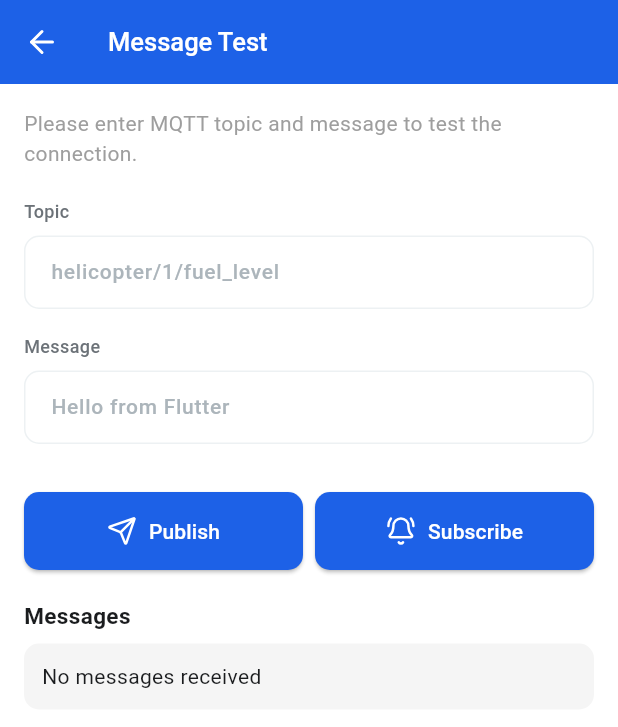
After one commit to aliyansajid/rotorsync-admin, a Flutter app: the MqttMessageScreen screen opened directly, after a tap on "Subscribe", on a phone screen of 412 x 824 dp. The commit adds this screen. Shown: the top 727 px of the screen. Run offline on Flutter 3.47's test engine with Material 3 defaults, Android fonts, the phone set to English and light mode, and no system bars; our stand-ins replace cloud_firestore, firebase_auth, firebase_core, flutter_dotenv, lucide_icons; missing offline and left inert: mqtt_client; accounts and stored records are empty.

Commit message:
MQTT connection testing screen to publish and subscribe to a topic

```diff
--- a/client/lib/controllers/mqtt_controller.dart
+++ b/client/lib/controllers/mqtt_controller.dart
@@ -8,11 +8,18 @@ class MqttController extends ChangeNotifier {
   final TextEditingController usernameController = TextEditingController();
   final TextEditingController passwordController = TextEditingController();
   final TextEditingController basePathController = TextEditingController();
+  final TextEditingController topicController = TextEditingController();
+  final TextEditingController messageController = TextEditingController();
 
   bool _isLoading = false;
   bool _fieldsDisabled = false;
   String connectionStatus = "Disconnected ❌";
   String _connectionType = 'tls';
+  bool _isPublishing = false;
+  bool _isSubscribing = false;
+
+  final ValueNotifier<String> messageNotifier =
+      ValueNotifier("No messages received");
 
   MqttController({required MQTTService mqttService})
       : _mqttService = mqttService {
@@ -22,6 +29,11 @@ class MqttController extends ChangeNotifier {
       _fieldsDisabled = _mqttService.isConnected;
       notifyListeners();
     };
+
+    _mqttService.onMessageReceived = (topic, message) {
+      messageNotifier.value = "[$topic]: $message";
+    };
+
     loadSavedCredentials();
   }
 
@@ -29,6 +41,8 @@ class MqttController extends ChangeNotifier {
   bool get fieldsDisabled => _fieldsDisabled;
   String get connectionType => _connectionType;
   bool get isConnected => _mqttService.isConnected;
+  bool get isPublishing => _isPublishing;
+  bool get isSubscribing => _isSubscribing;
 
   set connectionType(String type) {
     _connectionType = type;
@@ -112,4 +126,44 @@ class MqttController extends ChangeNotifier {
     connectionStatus = "Disconnected ❌";
     notifyListeners();
   }
+
+  Future<void> publishMessage() async {
+    if (topicController.text.isNotEmpty && messageController.text.isNotEmpty) {
+      _isPublishing = true;
+      notifyListeners();
+
+      await Future.delayed(const Duration(milliseconds: 500));
+      _mqttService.publishMessage(topicController.text, messageController.text);
+
+      _isPublishing = false;
+      notifyListeners();
+    }
+  }
+
+  Future<void> subscribeToTopic() async {
+    if (topicController.text.isNotEmpty) {
+      _isSubscribing = true;
+      notifyListeners();
+
+      await Future.delayed(const Duration(milliseconds: 500));
+      _mqttService.subscribeToTopic(topicController.text);
+
+      messageNotifier.value = "Subscribed to ${topicController.text}";
+      _isSubscribing = false;
+      notifyListeners();
+    }
+  }
+
+  @override
+  void dispose() {
+    brokerController.dispose();
+    portController.dispose();
+    usernameController.dispose();
+    passwordController.dispose();
+    basePathController.dispose();
+    topicController.dispose();
+    messageController.dispose();
+    messageNotifier.dispose();
+    super.dispose();
+  }
 }
--- /dev/null
+++ b/client/lib/screens/mqtt_message_screen.dart
@@ -0,0 +1,187 @@
+import 'package:flutter/material.dart';
+import 'package:lucide_icons/lucide_icons.dart';
+import 'package:rotorsync_admin/constants/colors.dart';
+import 'package:rotorsync_admin/widgets/custom_button.dart';
+import 'package:rotorsync_admin/widgets/input_field.dart';
+import 'package:rotorsync_admin/widgets/label.dart';
+import '../controllers/mqtt_controller.dart';
+import '../services/mqtt_service.dart';
+
+class MqttMessageScreen extends StatefulWidget {
+  const MqttMessageScreen({super.key});
+
+  @override
+  MqttMessageScreenState createState() => MqttMessageScreenState();
+}
+
+class MqttMessageScreenState extends State<MqttMessageScreen> {
+  final FocusNode topicFocusNode = FocusNode();
+  final FocusNode messageFocusNode = FocusNode();
+  late final MqttController _mqttController;
+
+  @override
+  void initState() {
+    super.initState();
+    _mqttController = MqttController(mqttService: MQTTService());
+  }
+
+  @override
+  void dispose() {
+    topicFocusNode.dispose();
+    messageFocusNode.dispose();
+    _mqttController.dispose();
+    super.dispose();
+  }
+
+  @override
+  Widget build(BuildContext context) {
+    return GestureDetector(
+      onTap: () {
+        topicFocusNode.unfocus();
+        messageFocusNode.unfocus();
+      },
+      child: Scaffold(
+        backgroundColor: AppColors.white,
+        appBar: _buildAppBar(),
+        body: _buildBody(),
+      ),
+    );
+  }
+
+  AppBar _buildAppBar() {
+    return AppBar(
+      title: const Text(
+        "Message Test",
+        style: TextStyle(
+          fontSize: 17,
+          fontWeight: FontWeight.w500,
+          color: AppColors.white,
+        ),
+      ),
+      backgroundColor: AppColors.primary,
+      leading: IconButton(
+        icon: const Icon(LucideIcons.arrowLeft, color: AppColors.white),
+        onPressed: () {
+          Navigator.of(context).pop();
+        },
+      ),
+    );
+  }
+
+  Widget _buildBody() {
+    return SingleChildScrollView(
+      padding: const EdgeInsets.all(16.0),
+      child: Column(
+        crossAxisAlignment: CrossAxisAlignment.start,
+        children: [
+          _buildDescription(),
+          const SizedBox(height: 20),
+          _buildTopicInput(),
+          const SizedBox(height: 16),
+          _buildMessageInput(),
+          const SizedBox(height: 32),
+          _buildActionButtons(),
+          const SizedBox(height: 20),
+          _buildMessageDisplay(),
+        ],
+      ),
+    );
+  }
+
+  Widget _buildDescription() {
+    return const Text(
+      "Please enter MQTT topic and message to test the connection.",
+      style: TextStyle(fontSize: 14, color: AppColors.text),
+    );
+  }
+
+  Widget _buildTopicInput() {
+    return Column(
+      crossAxisAlignment: CrossAxisAlignment.start,
+      children: [
+        const Label(text: "Topic"),
+        const SizedBox(height: 8),
+        InputField(
+          controller: _mqttController.topicController,
+          hintText: "helicopter/1/fuel_level",
+          focusNode: topicFocusNode,
+        ),
+      ],
+    );
+  }
+
+  Widget _buildMessageInput() {
+    return Column(
+      crossAxisAlignment: CrossAxisAlignment.start,
+      children: [
+        const Label(text: "Message"),
+        const SizedBox(height: 8),
+        InputField(
+          controller: _mqttController.messageController,
+          hintText: "Hello from Flutter",
+          focusNode: messageFocusNode,
+        ),
+      ],
+    );
+  }
+
+  Widget _buildActionButtons() {
+    return Row(
+      children: [
+        Expanded(
+          child: CustomButton(
+            text: "Publish",
+            icon: LucideIcons.send,
+            isLoading: _mqttController.isPublishing,
+            onPressed: _mqttController.publishMessage,
+          ),
+        ),
+        const SizedBox(width: 8),
+        Expanded(
+          child: CustomButton(
+            text: "Subscribe",
+            icon: LucideIcons.bellRing,
+            isLoading: _mqttController.isSubscribing,
+            onPressed: _mqttController.subscribeToTopic,
+          ),
+        ),
+      ],
+    );
+  }
+
+  Widget _buildMessageDisplay() {
+    return Column(
+      crossAxisAlignment: CrossAxisAlignment.start,
+      children: [
+        const Text(
+          "Messages",
+          style: TextStyle(
+              fontSize: 15,
+              fontWeight: FontWeight.bold,
+              color: AppColors.secondary),
+        ),
+        const SizedBox(height: 8),
+        ValueListenableBuilder<String>(
+          valueListenable: _mqttController.messageNotifier,
+          builder: (context, message, child) {
+            return Container(
+              padding: const EdgeInsets.all(12.0),
+              width: double.infinity,
+              decoration: BoxDecoration(
+                color: AppColors.background,
+                borderRadius: BorderRadius.circular(10),
+              ),
+              child: Text(
+                message,
+                style: const TextStyle(
+                  fontSize: 14,
+                  color: AppColors.secondary,
+                ),
+              ),
+            );
+          },
+        ),
+      ],
+    );
+  }
+}
--- a/client/lib/screens/settings_screen.dart
+++ b/client/lib/screens/settings_screen.dart
@@ -1,6 +1,7 @@
 import 'package:flutter/material.dart';
 import 'package:lucide_icons/lucide_icons.dart';
 import 'package:provider/provider.dart';
+import 'package:rotorsync_admin/screens/mqtt_message_screen.dart';
 import '../controllers/settings_controller.dart';
 import '../constants/colors.dart';
 import '../widgets/profile_header.dart';
@@ -104,8 +105,14 @@ class SettingsScreen extends StatelessWidget {
               MaterialPageRoute(builder: (context) => const MqttScreen())),
         ),
         const SizedBox(height: 8),
-        const SettingsOption(
-            icon: LucideIcons.messageCircle, title: "Message Test"),
+        SettingsOption(
+          icon: LucideIcons.messageCircle,
+          title: "Message Test",
+          onTap: () => Navigator.push(
+              context,
+              MaterialPageRoute(
+                  builder: (context) => const MqttMessageScreen())),
+        ),
       ],
     );
   }
```
